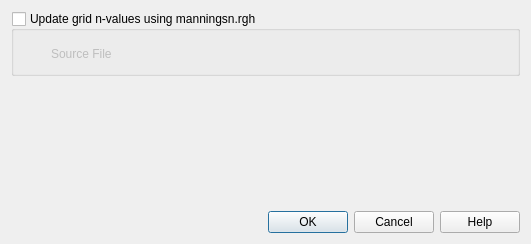
This is flo2d/ui/rgh.ui in FLO-2DSoftware/qgis-flo-2d-plugin as Qt 5 draws it before an edit. The edited form follows.
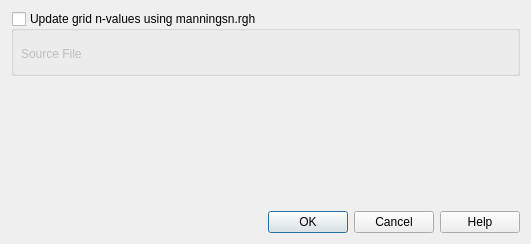
This is the edited form. Custom widgets are drawn as their Qt base class.

Commit message: Resize file picker

What changed in the file:
```diff
--- a/flo2d/ui/rgh.ui
+++ b/flo2d/ui/rgh.ui
@@ -38,12 +38,12 @@
      <property name="checked">
       <bool>false</bool>
      </property>
-     <widget class="QWidget" name="">
+     <widget class="QWidget" name="layoutWidget">
       <property name="geometry">
        <rect>
-        <x>40</x>
+        <x>10</x>
         <y>30</y>
-        <width>461</width>
+        <width>491</width>
         <height>26</height>
        </rect>
       </property>
```
